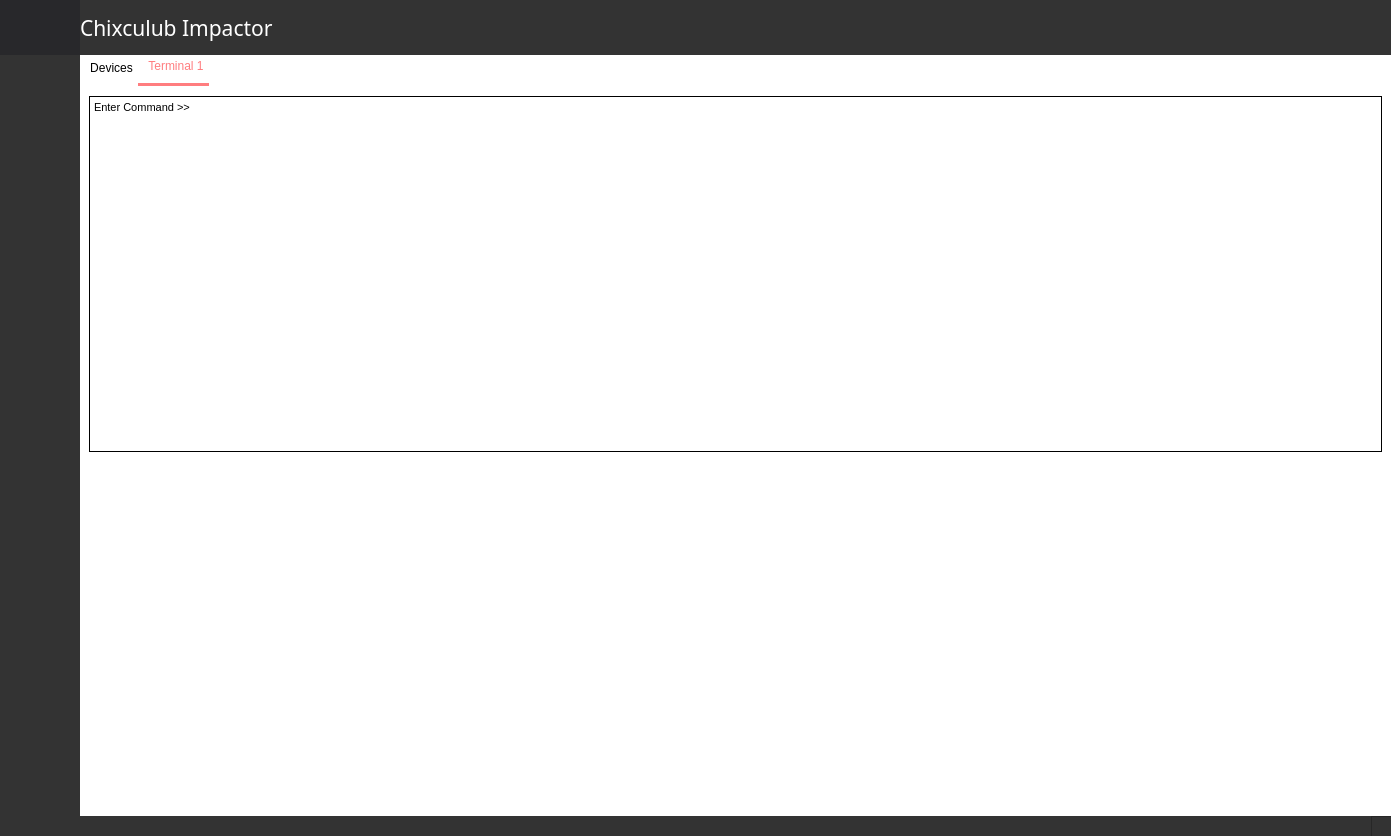
Before: the Qt Designer form MainWindow.ui in HusseinElsherbini/Chixculub-Impactor, drawn with Qt 5.
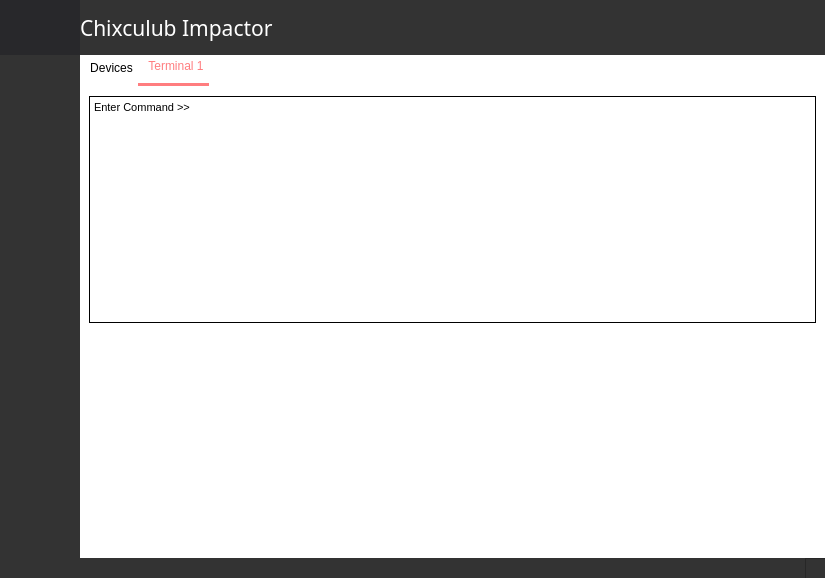
After: the same form once the commit is applied. Icons and pictures are not drawn.

Commit message: updated add device dialog functionality

```diff
--- a/MainWindow.ui
+++ b/MainWindow.ui
@@ -6,8 +6,8 @@
    <rect>
     <x>0</x>
     <y>0</y>
-    <width>1391</width>
-    <height>836</height>
+    <width>825</width>
+    <height>578</height>
    </rect>
   </property>
   <property name="windowTitle">
@@ -1642,8 +1642,8 @@
                         <rect>
                          <x>0</x>
                          <y>0</y>
-                         <width>1291</width>
-                         <height>706</height>
+                         <width>725</width>
+                         <height>448</height>
                         </rect>
                        </property>
                        <property name="styleSheet">
```
Left out of the diff: 15 changed lines with no effect on the pictures. The commit also changes 6 other files.
